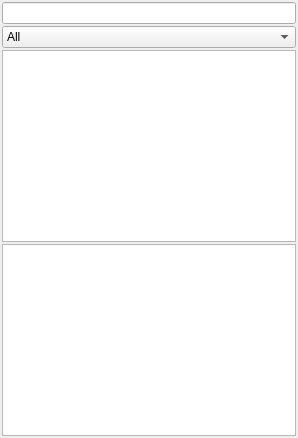
First picture: the form in qteditor/QtEditor/assetbrowser.ui, repository nem0/LumixEngine, before the edit.
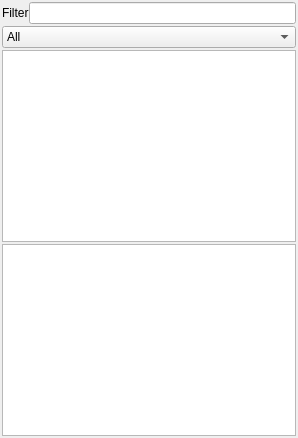
Second picture: the form after the edit.

Diff of the .ui file:
```diff
--- a/qteditor/QtEditor/assetbrowser.ui
+++ b/qteditor/QtEditor/assetbrowser.ui
@@ -31,7 +31,35 @@
      <number>2</number>
     </property>
     <item>
-     <widget class="QLineEdit" name="searchInput"/>
+     <widget class="QWidget" name="widget" native="true">
+      <layout class="QHBoxLayout" name="horizontalLayout">
+       <property name="spacing">
+        <number>0</number>
+       </property>
+       <property name="leftMargin">
+        <number>0</number>
+       </property>
+       <property name="topMargin">
+        <number>0</number>
+       </property>
+       <property name="rightMargin">
+        <number>0</number>
+       </property>
+       <property name="bottomMargin">
+        <number>0</number>
+       </property>
+       <item>
+        <widget class="QLabel" name="label">
+         <property name="text">
+          <string>Filter</string>
+         </property>
+        </widget>
+       </item>
+       <item>
+        <widget class="QLineEdit" name="searchInput"/>
+       </item>
+      </layout>
+     </widget>
     </item>
     <item>
      <widget class="QComboBox" name="filterComboBox">
```
